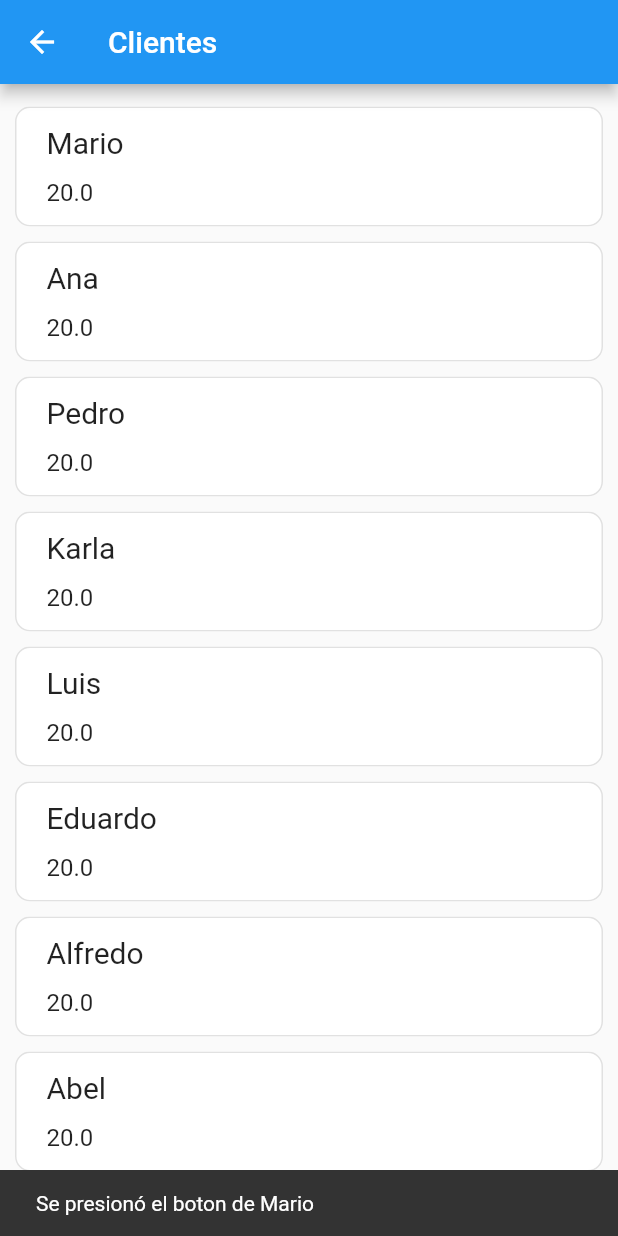
After one commit to Ednover/InventarioPacas, a Flutter app: the ClientList screen opened directly, after a tap on "Mario", on a phone screen of 412 x 824 dp. The commit adds this screen. Run offline on Flutter 3.47's test engine with Material 2 defaults, Android fonts, the phone set to English and light mode, and no system bars.

Commit message:
Creación de lista de clientes
En está nueva actualización se crearon los archivos client y clientList, los cuales clent es una container que contiene la info de cada cliente, y clientList genera la lista y el scaffold de la lista de los clientes, al igual que en las opciones del home, en la opción de cliente se agregó la acción de para direccionar a esa página/archivo.

```diff
--- a/app_inventory/lib/add.dart
+++ b/app_inventory/lib/add.dart
@@ -4,7 +4,6 @@ import 'package:flutter/material.dart';
 class Add extends StatelessWidget {
   @override
   Widget build(BuildContext context) {
-    // TODO: implement build
     return Stack(
       children: <Widget>[
         ListView(
--- a/app_inventory/lib/buttons.dart
+++ b/app_inventory/lib/buttons.dart
@@ -1,4 +1,3 @@
-import 'package:flutter/cupertino.dart';
 import 'package:flutter/material.dart';
 
 class Buttons extends StatefulWidget {
@@ -14,7 +13,7 @@ class _Buttons extends State<Buttons> {
     setState(() {
       _pressed = !this._pressed;
     });
-    Scaffold.of(context).showSnackBar(SnackBar(
+    ScaffoldMessenger.of(context).showSnackBar(SnackBar(
       content: this._pressed
           ? Text("Agregaste a tus Favoritos")
           : Text("Quitaste de tus Favoritos"),
--- /dev/null
+++ b/app_inventory/lib/client.dart
@@ -0,0 +1,78 @@
+import 'package:flutter/material.dart';
+
+class Client extends StatefulWidget {
+  final String name;
+  final double amount;
+
+  Client({@required this.name, this.amount}) : super();
+
+  @override
+  State<StatefulWidget> createState() {
+    return _Client();
+  }
+}
+
+class _Client extends State<Client> {
+  @override
+  Widget build(BuildContext context) {
+    final nameClient = Container(
+      padding: const EdgeInsets.only(left: 10),
+      child: Text(
+        widget.name,
+        style: TextStyle(fontSize: 20),
+      ),
+      alignment: Alignment.centerLeft,
+    );
+
+    final amountClient = Container(
+      padding: const EdgeInsets.only(left: 10),
+      child: Text(
+        widget.amount.toString(),
+        style: TextStyle(fontSize: 16),
+      ),
+      alignment: Alignment.topLeft,
+    );
+
+    final client = Material(
+      child: InkWell(
+        borderRadius: BorderRadius.circular(10),
+        onTap: () {
+          ScaffoldMessenger.of(context).showSnackBar(SnackBar(
+            content: Text("Se presionó el boton de " + widget.name),
+          ));
+          Navigator.push(
+              context,
+              MaterialPageRoute(
+                  //builder: (context) => selectRoute(widget.type),
+                  ));
+        },
+        child: Ink(
+          padding: EdgeInsets.only(left: 10),
+          width: MediaQuery.of(context).size.width,
+          height: 80,
+          decoration: BoxDecoration(
+            color: Colors.white,
+            border: Border.all(
+              color: Colors.black.withAlpha(30),
+              width: 1,
+              style: BorderStyle.solid,
+            ),
+            borderRadius: BorderRadius.circular(10),
+          ),
+          child: Row(
+            children: <Widget>[
+              Column(
+                crossAxisAlignment: CrossAxisAlignment.start,
+                children: [
+                  Expanded(flex: 6, child: nameClient),
+                  Expanded(flex: 4, child: amountClient)
+                ],
+              )
+            ],
+          ),
+        ),
+      ),
+    );
+    return client;
+  }
+}
--- /dev/null
+++ b/app_inventory/lib/clientList.dart
@@ -0,0 +1,54 @@
+import 'package:app_inventory/client.dart';
+import 'package:flutter/material.dart';
+
+class ClientList extends StatefulWidget {
+  @override
+  State<StatefulWidget> createState() {
+    return _ClientList();
+  }
+}
+
+class _ClientList extends State<ClientList> {
+
+  final List<Client> clients = <Client>[
+    Client(name: 'Mario', amount: 20),
+    Client(name: 'Ana', amount: 20),
+    Client(name: 'Pedro', amount: 20),
+    Client(name: 'Karla', amount: 20),
+    Client(name: 'Luis', amount: 20),
+    Client(name: 'Eduardo', amount: 20),
+    Client(name: 'Alfredo', amount: 20),
+    Client(name: 'Abel', amount: 20),
+    Client(name: 'Veronica', amount: 20),
+    Client(name: 'Jesus', amount: 20),
+    Client(name: 'Miguel', amount: 20),
+    Client(name: 'David', amount: 20),
+    Client(name: 'Daniel', amount: 20),
+    Client(name: 'Jose', amount: 20),
+    Client(name: 'Alberto', amount: 20),
+  ];
+
+  @override
+  Widget build(BuildContext context) {
+
+    return Scaffold(
+      appBar: AppBar(
+        title: const Text('Clientes'),
+      ),
+      body: ListView.separated(
+      padding:
+          EdgeInsets.only(top: 15, bottom: 15),
+      itemBuilder: (BuildContext context, int index) {
+        return Container(
+          margin: EdgeInsets.only(left: 10, right: 10),
+          child: clients[index]);
+      },
+      separatorBuilder: (BuildContext context, int index) => Container(
+        width: double.infinity,
+        height: 10,
+      ),
+      itemCount: clients.length,
+    ),
+    );
+  }
+}
--- a/app_inventory/lib/itemList.dart
+++ b/app_inventory/lib/itemList.dart
@@ -1,8 +1,10 @@
 import 'package:flutter/material.dart';
 
+import 'clientList.dart';
+
 class ItemList extends StatefulWidget {
-  String type;
-  double amount;
+  final String type;
+  final double amount;
 
   ItemList({@required this.type, this.amount}) : super();
 
@@ -41,9 +43,12 @@ class _ItemList extends State<ItemList> {
       child: InkWell(
       borderRadius: BorderRadius.circular(10),
       onTap: () {
-        Scaffold.of(context).showSnackBar(SnackBar(
-          content: Text("Se presionó el boton de " + widget.type),
-        ));
+        Navigator.push(
+          context,
+          MaterialPageRoute(
+            builder: (context) => selectRoute(widget.type),
+          )
+        );
       },
       child: Ink(
         padding: EdgeInsets.only(left: 10),
@@ -112,3 +117,23 @@ Icon selectIcon(var type) {
   }
   return icon;
 }
+
+Widget selectRoute(var type) {
+    Widget route;
+    switch (type) {
+    case "Vendidas":
+      route = ClientList();
+      break;
+    case "Disponibles":
+
+      break;
+    case "Movimientos":
+
+      break;
+    case "Clientes":
+      route = ClientList();
+      break;
+    default:
+  }
+  return route;
+  }
--- a/app_inventory/lib/menu.dart
+++ b/app_inventory/lib/menu.dart
@@ -1,4 +1,3 @@
-import 'package:flutter/cupertino.dart';
 import 'package:flutter/material.dart';
 
 import 'add.dart';
```
Also changed, not shown: app_inventory/lib/main.dart (+0 -23 lines), app_inventory/lib/soldList.dart (added).
